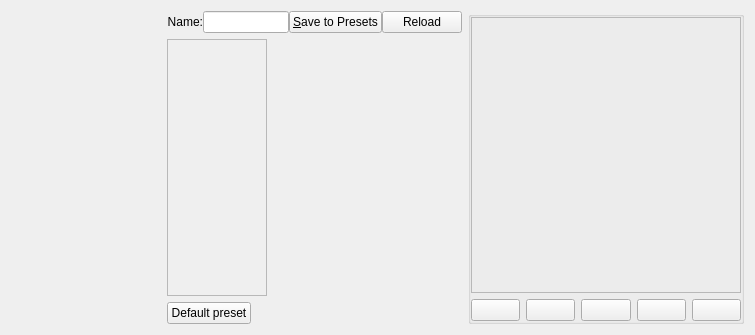
KDE/calligra, file krita/ui/forms/wdgpaintopsettings.ui: the form before one commit.
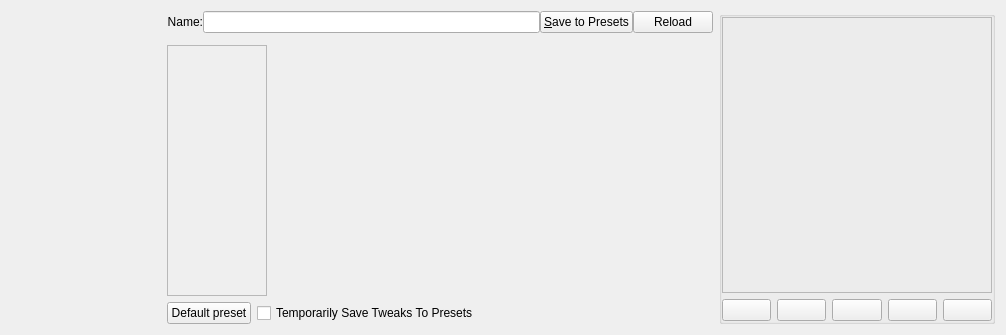
The form after the commit. Custom widgets are drawn as their Qt base class.

Commit message: Checkbox for making Dirty Presets Optional implemented. New button on toolbar for Reload Preset.

Patch:
```diff
--- a/krita/ui/forms/wdgpaintopsettings.ui
+++ b/krita/ui/forms/wdgpaintopsettings.ui
@@ -6,34 +6,106 @@
    <rect>
     <x>0</x>
     <y>0</y>
-    <width>755</width>
+    <width>1006</width>
     <height>335</height>
    </rect>
   </property>
-  <layout class="QGridLayout" name="gridLayout" columnstretch="0,0,0">
-   <item row="0" column="0" rowspan="3">
-    <widget class="KisPaintOpListWidget" name="paintopList" native="true">
+  <layout class="QGridLayout" name="gridLayout" columnstretch="0,0,0,0,0,0,0,0,0,0,0">
+   <item row="0" column="10" rowspan="4">
+    <widget class="QGroupBox" name="scratchpadControls">
+     <property name="title">
+      <string/>
+     </property>
+     <property name="flat">
+      <bool>true</bool>
+     </property>
+     <layout class="QVBoxLayout" name="verticalLayout" stretch="1,0">
+      <property name="spacing">
+       <number>6</number>
+      </property>
+      <property name="leftMargin">
+       <number>0</number>
+      </property>
+      <property name="topMargin">
+       <number>0</number>
+      </property>
+      <property name="rightMargin">
+       <number>0</number>
+      </property>
+      <property name="bottomMargin">
+       <number>0</number>
+      </property>
+      <item>
+       <widget class="QFrame" name="frame">
+        <property name="frameShape">
+         <enum>QFrame::StyledPanel</enum>
+        </property>
+        <property name="frameShadow">
+         <enum>QFrame::Raised</enum>
+        </property>
+        <layout class="QVBoxLayout" name="verticalLayout_2">
+         <item>
+          <widget class="KisScratchPad" name="scratchPad" native="true">
      <property name="sizePolicy">
-      <sizepolicy hsizetype="MinimumExpanding" vsizetype="Preferred">
+            <sizepolicy hsizetype="Preferred" vsizetype="Preferred">
        <horstretch>0</horstretch>
        <verstretch>0</verstretch>
       </sizepolicy>
      </property>
      <property name="minimumSize">
       <size>
-       <width>150</width>
+             <width>250</width>
        <height>0</height>
       </size>
      </property>
-     <property name="maximumSize">
-      <size>
-       <width>150</width>
-       <height>16777215</height>
-      </size>
+          </widget>
+         </item>
+        </layout>
+       </widget>
+      </item>
+      <item>
+       <layout class="QHBoxLayout" name="horizontalLayout_2" stretch="0,0,0,0,0">
+        <item>
+         <widget class="QPushButton" name="paintPresetIcon">
+          <property name="text">
+           <string/>
      </property>
     </widget>
    </item>
-   <item row="1" column="1">
+        <item>
+         <widget class="QPushButton" name="fillLayer">
+          <property name="text">
+           <string/>
+          </property>
+         </widget>
+        </item>
+        <item>
+         <widget class="QPushButton" name="fillGradient">
+          <property name="text">
+           <string/>
+          </property>
+         </widget>
+        </item>
+        <item>
+         <widget class="QPushButton" name="fillSolid">
+          <property name="text">
+           <string/>
+          </property>
+         </widget>
+        </item>
+        <item>
+         <widget class="QPushButton" name="eraseScratchPad">
+          <property name="text">
+           <string/>
+          </property>
+         </widget>
+        </item>
+       </layout>
+      </item>
+     </layout>
+    </widget>
+   </item>
+   <item row="2" column="1">
     <widget class="QFrame" name="frmOptionWidgetContainer">
      <property name="sizePolicy">
       <sizepolicy hsizetype="Expanding" vsizetype="Expanding">
@@ -125,7 +197,31 @@
      </item>
     </layout>
    </item>
-   <item row="2" column="1">
+   <item row="0" column="0" rowspan="4">
+    <widget class="KisPaintOpListWidget" name="paintopList" native="true">
+     <property name="sizePolicy">
+      <sizepolicy hsizetype="MinimumExpanding" vsizetype="Preferred">
+       <horstretch>0</horstretch>
+       <verstretch>0</verstretch>
+      </sizepolicy>
+     </property>
+     <property name="minimumSize">
+      <size>
+       <width>150</width>
+       <height>0</height>
+      </size>
+     </property>
+     <property name="maximumSize">
+      <size>
+       <width>150</width>
+       <height>16777215</height>
+      </size>
+     </property>
+    </widget>
+   </item>
+   <item row="3" column="1">
+    <layout class="QHBoxLayout" name="horizontalLayout_3">
+     <item>
     <widget class="QPushButton" name="bnDefaultPreset">
      <property name="sizePolicy">
       <sizepolicy hsizetype="Fixed" vsizetype="Fixed">
@@ -138,99 +234,20 @@
      </property>
     </widget>
    </item>
-   <item row="0" column="2" rowspan="3">
-    <widget class="QGroupBox" name="scratchpadControls">
-     <property name="title">
-      <string/>
-     </property>
-     <property name="flat">
-      <bool>true</bool>
-     </property>
-     <layout class="QVBoxLayout" name="verticalLayout" stretch="1,0">
-      <property name="spacing">
-       <number>6</number>
-      </property>
-      <property name="leftMargin">
-       <number>0</number>
-      </property>
-      <property name="topMargin">
-       <number>0</number>
-      </property>
-      <property name="rightMargin">
-       <number>0</number>
-      </property>
-      <property name="bottomMargin">
-       <number>0</number>
-      </property>
       <item>
-       <widget class="QFrame" name="frame">
-        <property name="frameShape">
-         <enum>QFrame::StyledPanel</enum>
-        </property>
-        <property name="frameShadow">
-         <enum>QFrame::Raised</enum>
-        </property>
-        <layout class="QVBoxLayout" name="verticalLayout_2">
-         <item>
-          <widget class="KisScratchPad" name="scratchPad" native="true">
+      <widget class="QCheckBox" name="dirtyPresetCheckBox">
            <property name="sizePolicy">
-            <sizepolicy hsizetype="Preferred" vsizetype="Preferred">
+        <sizepolicy hsizetype="Minimum" vsizetype="Fixed">
              <horstretch>0</horstretch>
              <verstretch>0</verstretch>
             </sizepolicy>
            </property>
-           <property name="minimumSize">
-            <size>
-             <width>250</width>
-             <height>0</height>
-            </size>
-           </property>
-          </widget>
-         </item>
-        </layout>
-       </widget>
-      </item>
-      <item>
-       <layout class="QHBoxLayout" name="horizontalLayout_2" stretch="0,0,0,0,0">
-        <item>
-         <widget class="QPushButton" name="paintPresetIcon">
           <property name="text">
-           <string/>
+        <string>Temporarily Save Tweaks To Presets</string>
           </property>
          </widget>
         </item>
-        <item>
-         <widget class="QPushButton" name="fillLayer">
-          <property name="text">
-           <string/>
-          </property>
-         </widget>
-        </item>
-        <item>
-         <widget class="QPushButton" name="fillGradient">
-          <property name="text">
-           <string/>
-          </property>
-         </widget>
-        </item>
-        <item>
-         <widget class="QPushButton" name="fillSolid">
-          <property name="text">
-           <string/>
-          </property>
-         </widget>
-        </item>
-        <item>
-         <widget class="QPushButton" name="eraseScratchPad">
-          <property name="text">
-           <string/>
-          </property>
-         </widget>
-        </item>
-       </layout>
-      </item>
-     </layout>
-    </widget>
+    </layout>
    </item>
   </layout>
  </widget>
```
Left out of the diff: 1 changed line with no effect on the pictures. Lines whose indentation alone changed are shown as unchanged. The commit also changes 8 other files.
